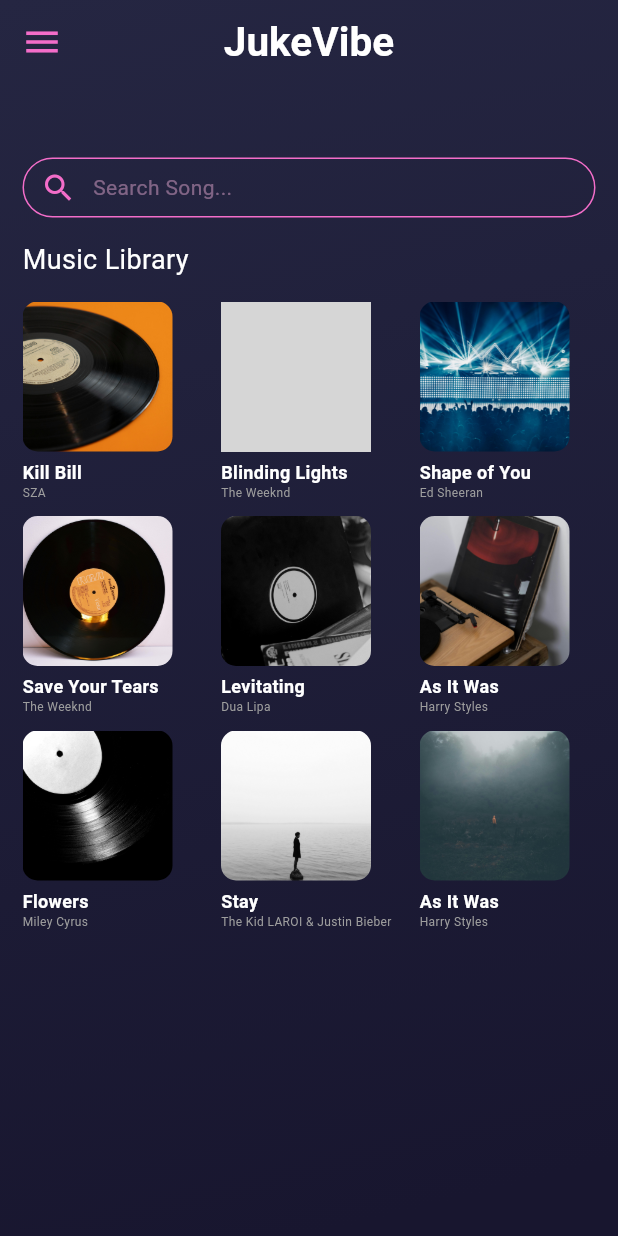
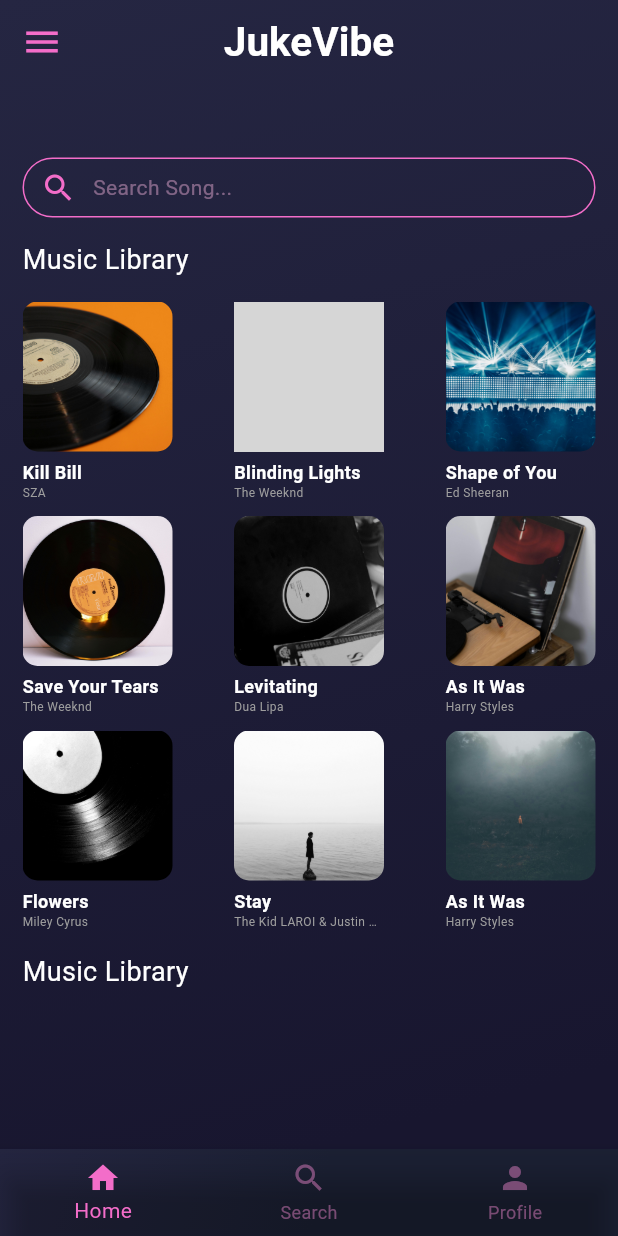
Before and after one commit to SantillanPs/midterm-flutter, a Flutter app: the screen it shows after launch, on a phone screen of 412 x 824 dp. Run offline on Flutter 3.47's test engine with Material 3 defaults, Android fonts, the phone set to English and light mode, and no system bars; grey boxes are pictures that could not be loaded.

Commit message:
added bottomNav

```diff
--- /dev/null
+++ b/lib/components/searchBar.dart
@@ -0,0 +1,34 @@
+import 'package:flutter/material.dart';
+
+class SearchWidget extends StatelessWidget {
+  const SearchWidget({super.key});
+
+  @override
+  Widget build(BuildContext context) {
+    return Container(
+      height: 40,
+      width: 400,
+      decoration: BoxDecoration(
+          border: Border.all(color: const Color.fromARGB(255, 243, 109, 201)),
+          borderRadius: BorderRadius.circular(50)),
+      child: Row(
+        children: [
+          Padding(
+            padding: const EdgeInsets.only(left: 11),
+            child: Icon(
+              Icons.search,
+              color: const Color.fromARGB(255, 243, 109, 201),
+            ),
+          ),
+          Padding(
+            padding: const EdgeInsets.only(left: 11),
+            child: Text(
+              "Search Song...",
+              style: TextStyle(color: const Color.fromARGB(129, 221, 164, 203)),
+            ),
+          )
+        ],
+      ),
+    );
+  }
+}
--- a/lib/components/song.dart
+++ b/lib/components/song.dart
@@ -12,7 +12,8 @@ class SongCard extends StatelessWidget {
 
   @override
   Widget build(BuildContext context) {
-    return Expanded(
+    return Container(
+      width: 100,
       child: Column(
         crossAxisAlignment: CrossAxisAlignment.start,
         children: [
--- /dev/null
+++ b/lib/components/songGallery.dart
@@ -0,0 +1,68 @@
+import 'package:flutter/material.dart';
+import './song.dart';
+
+class SongGallery extends StatelessWidget {
+  const SongGallery({super.key});
+
+  @override
+  Widget build(BuildContext context) {
+    return Column(
+      mainAxisAlignment: MainAxisAlignment.spaceBetween,
+      children: [
+        Row(
+          mainAxisAlignment: MainAxisAlignment.spaceBetween,
+          children: [
+            SongCard(
+                coverPhoto: "assets/album1.jpg",
+                songTitle: "Kill Bill",
+                artist: "SZA"),
+            SongCard(
+                coverPhoto: "assets/album2.jpg",
+                songTitle: "Blinding Lights",
+                artist: "The Weeknd"),
+            SongCard(
+                coverPhoto: "assets/album3.jpg",
+                songTitle: "Shape of You",
+                artist: "Ed Sheeran"),
+          ],
+        ),
+        SizedBox(height: 10),
+        Row(
+          mainAxisAlignment: MainAxisAlignment.spaceBetween,
+          children: [
+            SongCard(
+                coverPhoto: "assets/album4.jpg",
+                songTitle: "Save Your Tears",
+                artist: "The Weeknd"),
+            SongCard(
+                coverPhoto: "assets/album5.jpg",
+                songTitle: "Levitating",
+                artist: "Dua Lipa"),
+            SongCard(
+                coverPhoto: "assets/album6.jpg",
+                songTitle: "As It Was",
+                artist: "Harry Styles"),
+          ],
+        ),
+        SizedBox(height: 10),
+        Row(
+          mainAxisAlignment: MainAxisAlignment.spaceBetween,
+          children: [
+            SongCard(
+                coverPhoto: "assets/album7.jpg",
+                songTitle: "Flowers",
+                artist: "Miley Cyrus"),
+            SongCard(
+                coverPhoto: "assets/album8.jpg",
+                songTitle: "Stay",
+                artist: "The Kid LAROI & Justin Bieber"),
+            SongCard(
+                coverPhoto: "assets/album9.jpg",
+                songTitle: "As It Was",
+                artist: "Harry Styles"),
+          ],
+        ),
+      ],
+    );
+  }
+}
--- a/lib/main.dart
+++ b/lib/main.dart
@@ -1,5 +1,6 @@
 import 'package:flutter/material.dart';
-import 'components/song.dart';
+import 'components/songGallery.dart';
+import 'components/searchBar.dart';
 
 void main() {
   runApp(const MyApp());
@@ -29,7 +30,9 @@ class MyApp extends StatelessWidget {
             title: Text(
               "JukeVibe",
               style: TextStyle(
-                color: Colors.white, fontWeight: FontWeight.bold, fontSize: 27),
+                  color: Colors.white,
+                  fontWeight: FontWeight.bold,
+                  fontSize: 27),
             ),
           ),
           body: Container(
@@ -45,34 +48,20 @@ class MyApp extends StatelessWidget {
                 children: [
                   Padding(
                       padding: const EdgeInsets.only(top: 105, bottom: 15),
-                  child: Container(
-                    height: 40,
-                    width: 400,
-                    decoration: BoxDecoration(
-                        border: Border.all(
-                            color: const Color.fromARGB(255, 243, 109, 201)),
-                        borderRadius: BorderRadius.circular(50)),
-                    child: Row(
-                      children: [
+                      child: SearchWidget()),
                   Padding(
-                          padding: const EdgeInsets.only(left: 11),
-                          child: Icon(
-                            Icons.search,
-                            color: const Color.fromARGB(255, 243, 109, 201),
+                    padding: const EdgeInsets.only(bottom: 15),
+                    child: Align(
+                      alignment: Alignment.centerLeft,
+                      child: Text(
+                        "Music Library",
+                        style: TextStyle(color: Colors.white, fontSize: 18),
+                      ),
                     ),
                   ),
                   Padding(
-                          padding: const EdgeInsets.only(left: 11),
-                          child: Text(
-                            "Search Song...",
-                            style: TextStyle(
-                                color:
-                                    const Color.fromARGB(129, 221, 164, 203)),
-                          ),
-                        )
-                      ],
-                    ),
-                  ),
+                    padding: const EdgeInsets.only(bottom: 15),
+                    child: SongGallery(),
                   ),
                   Padding(
                     padding: const EdgeInsets.only(bottom: 15),
@@ -84,87 +73,31 @@ class MyApp extends StatelessWidget {
                       ),
                     ),
                   ),
-                Column(
-                  mainAxisAlignment: MainAxisAlignment.spaceBetween,
-                  children: [
-                    Row(
-                      mainAxisAlignment: MainAxisAlignment.spaceBetween,
-                      children: [
-                        SongCard(
-                            coverPhoto: "assets/album1.jpg",
-                            songTitle: "Kill Bill",
-                            artist: "SZA"),
-                        SizedBox(
-                          width: 15,
-                        ),
-                        SongCard(
-                            coverPhoto: "assets/album2.jpg",
-                            songTitle: "Blinding Lights",
-                            artist: "The Weeknd"),
-                        SizedBox(
-                          width: 15,
-                        ),
-                        SongCard(
-                            coverPhoto: "assets/album3.jpg",
-                            songTitle: "Shape of You",
-                            artist: "Ed Sheeran"),
-                      ],
-                    ),
-                    SizedBox(height: 10),
-                    Row(
-                      mainAxisAlignment: MainAxisAlignment.spaceBetween,
-                      children: [
-                        SongCard(
-                            coverPhoto: "assets/album4.jpg",
-                            songTitle: "Save Your Tears",
-                            artist: "The Weeknd"),
-                        SizedBox(
-                          width: 15,
-                        ),
-                        SongCard(
-                            coverPhoto: "assets/album5.jpg",
-                            songTitle: "Levitating",
-                            artist: "Dua Lipa"),
-                        SizedBox(
-                          width: 15,
-                        ),
-                        SongCard(
-                            coverPhoto: "assets/album6.jpg",
-                            songTitle: "As It Was",
-                            artist: "Harry Styles"),
-                      ],
-                    ),
-                    SizedBox(height: 10),
-                    Row(
-                      mainAxisAlignment: MainAxisAlignment.spaceBetween,
-                      children: [
-                        SongCard(
-                            coverPhoto: "assets/album7.jpg",
-                            songTitle: "Flowers",
-                            artist: "Miley Cyrus"),
-                        SizedBox(
-                          width: 15,
-                        ),
-                        SongCard(
-                            coverPhoto: "assets/album8.jpg",
-                            songTitle: "Stay",
-                            artist: "The Kid LAROI & Justin Bieber"),
-                        SizedBox(
-                          width: 15,
-                        ),
-                        SongCard(
-                            coverPhoto: "assets/album9.jpg",
-                            songTitle: "As It Was",
-                            artist: "Harry Styles"),
-                      ],
-                    ),
-                  ],
-                )
                 ],
               ),
             ),
           ),
+          bottomNavigationBar: Container(
+            decoration: BoxDecoration(
+                gradient: LinearGradient(colors: [
+              const Color.fromARGB(255, 37, 38, 66),
+              const Color.fromARGB(255, 28, 33, 53),
+            ], begin: Alignment.topLeft, end: Alignment.bottomCenter)),
+            child: BottomNavigationBar(
+              backgroundColor: Colors.transparent,
+              selectedItemColor:
+                  const Color.fromARGB(255, 243, 109, 201), // Active icon color
+              unselectedItemColor: const Color.fromARGB(
+                  121, 231, 131, 200), // Inactive icon color
+              items: [
+                BottomNavigationBarItem(icon: Icon(Icons.home), label: "Home"),
+                BottomNavigationBarItem(
+                    icon: Icon(Icons.search), label: "Search"),
+                BottomNavigationBarItem(
+                    icon: Icon(Icons.person), label: "Profile"),
+              ],
             ),
+          )),
     );
   }
 }
```
Lines whose indentation alone changed are shown as unchanged.
